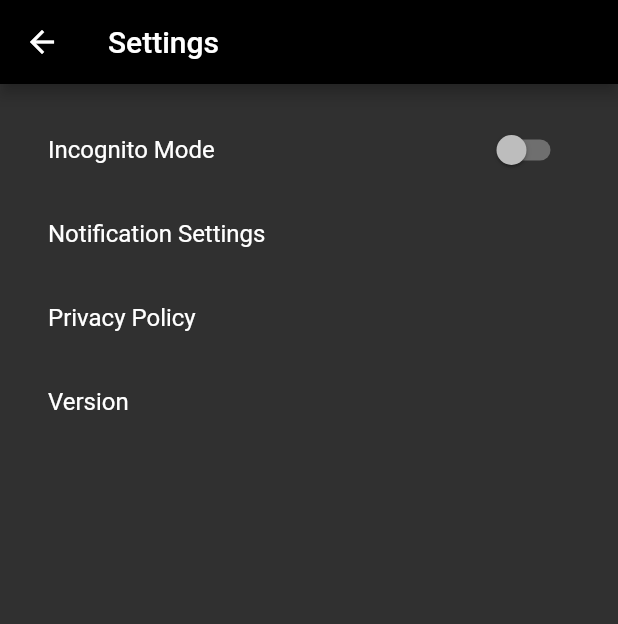
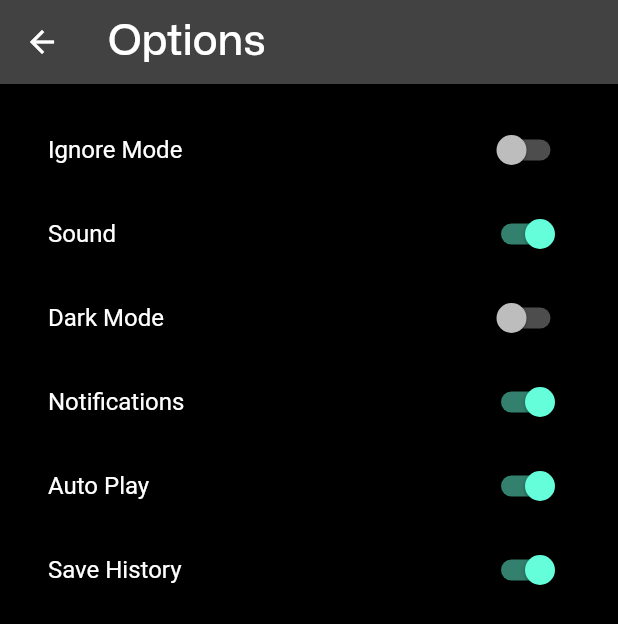
Before and after one commit to hunterjreid/Vibe, a Flutter app: the screen it shows once a user with an empty profile is signed in, in the side drawer, after a tap on "Options", on a phone screen of 412 x 824 dp. Shown: the top 624 px of the screen. Run offline on Flutter 3.47's test engine with Material 2 defaults, Android fonts, the phone set to English and light mode, and no system bars; our stand-ins replace cached_network_image, camera, charts_flutter, chewie, cloud_firestore, firebase_auth and 13 more; missing offline and left inert: flutter_facebook_auth, video_compress, video_editor; accounts and stored records are empty.

```diff
--- a/lib/views/screens/feed_screen.dart
+++ b/lib/views/screens/feed_screen.dart
@@ -473,13 +473,8 @@ const SizedBox(height: 5),
                           },
                         ),
                       ),
-                 GestureDetector(
-  onTap: () {
-    setState(() {
-      _isModalVisible = !_isModalVisible;
-    });
-  },
-  child: Visibility(
+
+  Visibility(
 
     visible: _isModalVisible,
     child: BackdropFilter(
@@ -490,19 +485,11 @@ const SizedBox(height: 5),
       child: Container(
         color: Color.fromARGB(54, 0, 0, 0).withOpacity(0.5),
         child: Center(
-          child: ElevatedButton(
-            onPressed: () {
-              setState(() {
-                _isModalVisible = false;
-              });
-            },
-            child: Text('Share the Vibes!'),
           ),
       ),
     ),
   ),
-  ),
-),
+
      if (_isModalVisible)
                      Container(
   color: Theme.of(context).colorScheme.primary,
@@ -512,8 +499,16 @@ const SizedBox(height: 5),
         Row(
           mainAxisAlignment: MainAxisAlignment.center,
           children: [
+            ElevatedButton(
+              onPressed: () {
+                setState(() {
+                  _isModalVisible = false;
+                });
+              },
+              child: const Text('HIDE'),
+            ),
             IconButton(
-                                      icon: const Icon(Icons.close),
+              icon: Image.asset('assets/images/share_socials/facebook.png'),
               onPressed: () {
                 setState(() {
                   _isModalVisible = false;
@@ -521,21 +516,33 @@ const SizedBox(height: 5),
               },
             ),
             IconButton(
-                                      icon: const Icon(Icons.facebook),
+              icon: Image.asset('assets/images/share_socials/instagram.png'),
               onPressed: () {
-                                        // Perform action for Facebook icon
+                // Perform action for Instagram icon
               },
             ),
             IconButton(
-                                      icon: const Icon(Icons.read_more),
+              icon: Image.asset('assets/images/share_socials/linkedin.png'),
               onPressed: () {
-                                        // Perform action for Twitter icon
+                // Perform action for LinkedIn icon
               },
             ),
             IconButton(
-                                      icon: const Icon(Icons.e_mobiledata),
+              icon: Image.asset('assets/images/share_socials/slack.png'),
               onPressed: () {
-                                        // Perform action for Instagram icon
+                // Perform action for Slack icon
+              },
+            ),
+            // IconButton(
+            //   icon: Image.asset('assets/images/share_socials/tik-tok.png'),
+            //   onPressed: () {
+            //     // Perform action for TikTok icon
+            //   },
+            // ),
+            IconButton(
+              icon: Image.asset('assets/images/share_socials/youtube.png'),
+              onPressed: () {
+                // Perform action for YouTube icon
               },
             ),
             ElevatedButton(
@@ -550,8 +557,7 @@ const SizedBox(height: 5),
       ],
     ),
   ),
-                        ),
-                    ],
+),    ],
                   ),
                 ),
               ));
--- a/lib/views/screens/misc/searchOld_screen.dart
+++ b/lib/views/screens/misc/searchOld_screen.dart
@@ -34,6 +34,7 @@ class SearchOldScreen extends StatelessWidget {
           return searchController.searchedUsers.isEmpty
               ? Column(
                   children: [
+                     const SizedBox(height: 20),
                     const Center(
                       child: Text(
                         'Search for users!',
--- a/lib/views/screens/misc/settings_screen.dart
+++ b/lib/views/screens/misc/settings_screen.dart
@@ -1,58 +1,85 @@
 import 'package:flutter/material.dart';
-import 'package:vibe/constants.dart';
 
-class SettingsPage extends StatelessWidget {
+class SettingsPage extends StatefulWidget {
+  @override
+  _SettingsPageState createState() => _SettingsPageState();
+}
+
+class _SettingsPageState extends State<SettingsPage> {
+  bool ignoreMode = false;
+  bool soundEnabled = true;
+  bool darkMode = false;
+  bool notificationsEnabled = true;
+  bool autoPlayEnabled = true;
+  bool saveHistory = true;
+
   @override
   Widget build(BuildContext context) {
-    ThemeData themeData = isDarkTheme == false ? lightTheme : darkTheme;
-    print(isDarkTheme);
-
-    if (isDarkTheme == null) {
-      // this is a Fallback theme in case of null value
-      themeData = ThemeData.light();
-    }
-
-    BottomNavigationBarThemeData bottomNavigationBarTheme = ThemeData().bottomNavigationBarTheme;
-    return MaterialApp(
-      theme: themeData,
-      debugShowCheckedModeBanner: false,
-      home: Scaffold(
-        appBar: AppBar(
-          leading: IconButton(
-            icon: Icon(Icons.arrow_back),
-            onPressed: () {
-              Navigator.pop(context);
-            },
-          ),
-          title: Text('Settings'),
-        ),
-        body: ListView(
-          padding: EdgeInsets.all(16.0),
+    return Scaffold(
+      appBar: AppBar(
+        title: Text('Options', style: TextStyle(
+                      fontFamily: 'monaSans', // Apply monaSans font
+                      fontSize: 28,
+                      color: Colors.white,
+                    ),),
+      ),
+      body: Padding(
+        padding: const EdgeInsets.all(16.0),
+        child: Column(
+          crossAxisAlignment: CrossAxisAlignment.start,
           children: [
             SwitchListTile(
-              title: Text('Incognito Mode'),
-              value: false,
+              title: Text('Ignore Mode'),
+              value: ignoreMode,
               onChanged: (value) {
-                // TODO: Implement logic to toggle incognito mode
+                setState(() {
+                  ignoreMode = value;
+                });
               },
             ),
-            ListTile(
-              title: Text('Notification Settings'),
-              onTap: () {
-                showPopupDialog(context, 'Notification Settings', 'This feature is coming soon!');
+            SwitchListTile(
+              title: Text('Sound'),
+              value: soundEnabled,
+              onChanged: (value) {
+                setState(() {
+                  soundEnabled = value;
+                });
               },
             ),
-            ListTile(
-              title: Text('Privacy Policy'),
-              onTap: () {
-                showPopupDialog(context, 'Privacy Policy',
-                    'At Vibe, we prioritize your privacy and want you to feel secure while using our services. We want to assure you that we do not store any of your personal information.\n\nWe believe that your data should be yours alone, and we respect your right to control and protect it. ');
+            SwitchListTile(
+              title: Text('Dark Mode'),
+              value: darkMode,
+              onChanged: (value) {
+                setState(() {
+                  darkMode = value;
+                });
               },
             ),
-            ListTile(
-              title: Text('Version'),
-              onTap: () {
-                showPopupDialog(context, 'Version', 'App Version 1.0.0');
+            SwitchListTile(
+              title: Text('Notifications'),
+              value: notificationsEnabled,
+              onChanged: (value) {
+                setState(() {
+                  notificationsEnabled = value;
+                });
+              },
+            ),
+            SwitchListTile(
+              title: Text('Auto Play'),
+              value: autoPlayEnabled,
+              onChanged: (value) {
+                setState(() {
+                  autoPlayEnabled = value;
+                });
+              },
+            ),
+            SwitchListTile(
+              title: Text('Save History'),
+              value: saveHistory,
+              onChanged: (value) {
+                setState(() {
+                  saveHistory = value;
+                });
               },
             ),
           ],
@@ -60,24 +87,4 @@ class SettingsPage extends StatelessWidget {
       ),
     );
   }
-
-  void showPopupDialog(BuildContext context, String title, String message) {
-    showDialog(
-      context: context,
-      builder: (BuildContext context) {
-        return AlertDialog(
-          title: Text(title),
-          content: Text(message),
-          actions: [
-            TextButton(
-              child: Text('Close'),
-              onPressed: () {
-                Navigator.of(context).pop();
-              },
-            ),
-          ],
-        );
-      },
-    );
-  }
 }
--- a/lib/views/widgets/side_menu_widget.dart
+++ b/lib/views/widgets/side_menu_widget.dart
@@ -26,17 +26,18 @@ class MenuWidget extends StatelessWidget {
         child: ListView(
           padding: EdgeInsets.zero,
           children: [
-            DrawerHeader(
-              decoration: BoxDecoration(),
-              child: Text(
-                'VIBE',
-                style: TextStyle(
-                  fontSize: 30,
-                  color: colorScheme.onBackground,
-                  fontFamily: 'MonaSansExtraBoldWideItalic',
-                ),
-              ),
-            ),
+            // DrawerHeader(
+            //   decoration: BoxDecoration(),
+            //   child: Text(
+            //     'VIBE',
+            //     style: TextStyle(
+            //       fontSize: 30,
+            //       color: colorScheme.onBackground,
+            //       fontFamily: 'MonaSansExtraBoldWideItalic',
+            //     ),
+            //   ),
+            // ),
+              SizedBox(height: 56.0),
                  Image.asset(
                   'assets/images/logo.png',
                   width: 100,
--- a/pubspec.yaml
+++ b/pubspec.yaml
@@ -136,6 +136,12 @@ flutter:
     - assets/images/trends/trend(10).jpg
     - assets/images/trending.png
     - assets/images/background_image.jpg
+    - assets/images/share_socials/facebook.png
+        - assets/images/share_socials/instagram.png
+            - assets/images/share_socials/linkedin.png
+                - assets/images/share_socials/slack.png
+                    - assets/images/share_socials/tik-tok.png
+                        - assets/images/share_socials/youtube.png
 
   # To add assets to your application, add an assets section, like this:
   # assets:
```
Also changed, not shown: lib/views/screens/misc/search_user_screen.dart (+6 -2 lines). Lines whose indentation alone changed are shown as unchanged.
